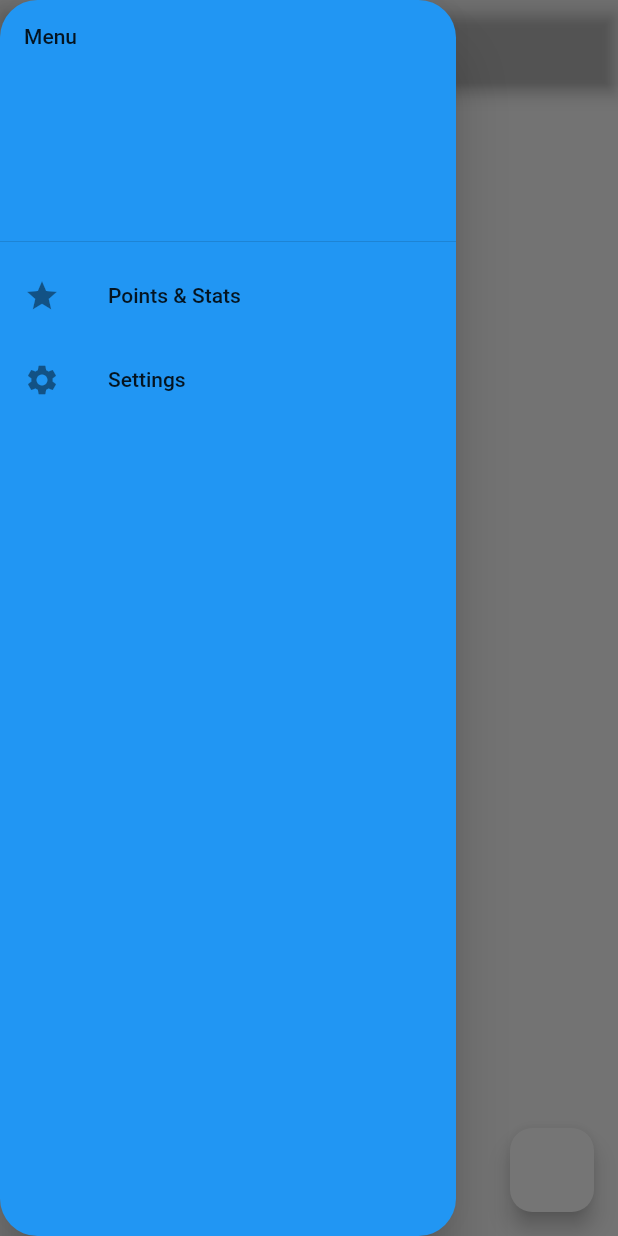
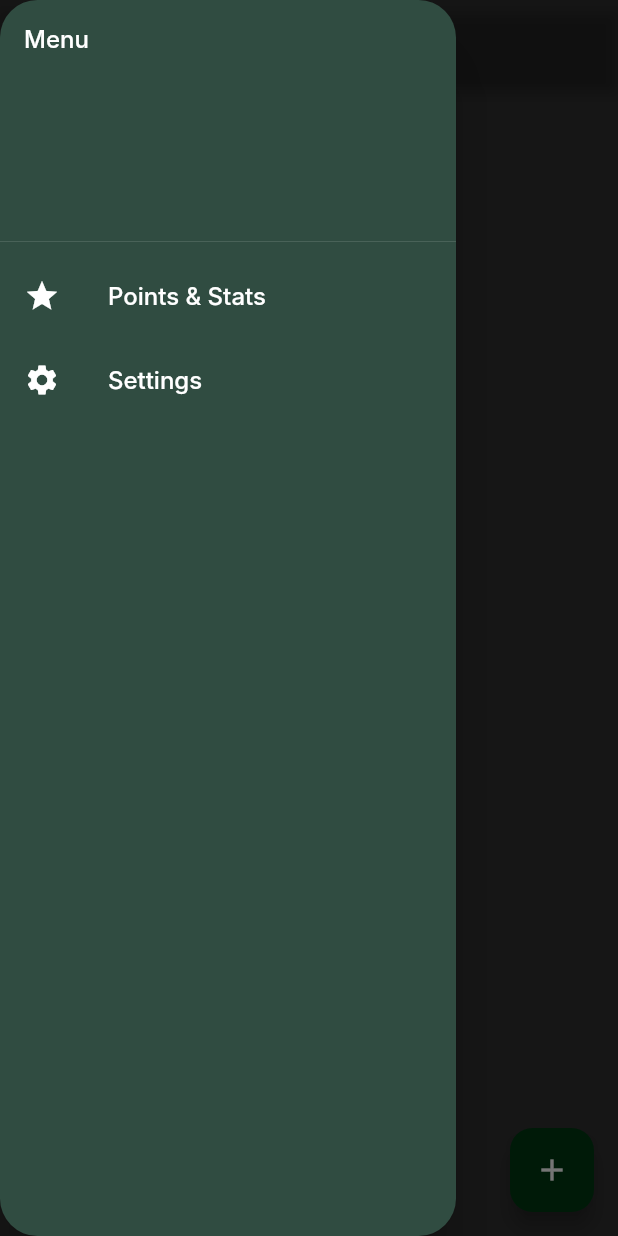
Before and after one commit to AndrewP77/ARISE, a Flutter app: the screen it shows after launch, with the side drawer open, on a phone screen of 412 x 824 dp. Run offline on Flutter 3.47's test engine with Material 2 defaults, Android fonts, the light colour scheme and no system bars; our stand-ins replace flutter_time_picker_spinner; Roboto replaces fonts that are missing (Inter).

```diff
--- a/lib/main.dart
+++ b/lib/main.dart
@@ -1,14 +1,88 @@
+
+import 'package:arise/AlarmListScreen.dart';
+import 'package:arise/TitleScreen.dart';
 import 'package:flutter/material.dart';
-import 'TitleScreen.dart';
-//importing splash_screen.dart file
+import 'package:flutter/services.dart';
 
-void main() => runApp(MyApp());
+void main() {
+  runApp(MyApp());
+}
 
 class MyApp extends StatelessWidget {
+  MyApp({super.key});
+  var themeData = ThemeData(
+
+    appBarTheme: const AppBarTheme(
+        backgroundColor: Colors.transparent
+    ),
+
+    // dialogBackgroundColor: Color(0x1D312A),
+    // brightness: Brightness.dark,
+    dialogTheme: DialogTheme(
+        backgroundColor: Color(0x1D312A),
+        shape: RoundedRectangleBorder(borderRadius: BorderRadius.circular(15))
+    ),
+
+    colorScheme: ColorScheme.fromSwatch().copyWith(
+        brightness: Brightness.dark,
+        primary: Color(0xFF00E560),
+        background: Color(0xFF1A1C19),
+        surface: Color(0xFF00E560), // is a blend, might need work...
+        onPrimary: Color(0xFF003912),
+        primaryContainer: Color(0xFF00531E),
+        surfaceVariant: Color(0xFF404944),
+        onSecondaryContainer: Color(0xFFC9EADA),
+        secondaryContainer: Color(0xFF304C41),
+        onSurface: Color(0xFFE1E3E0),
+        outline: Color(0xFF89938D),
+        onPrimaryContainer: Color(0xFF69FF87),
+        onErrorContainer: Color(0xFF410E0B),
+        onError: Color(0xFFFFFFFF)
+    ),
+
+
+
+    fontFamily: 'Inter',
+    // TODO: put heights if it works.
+    textTheme: const TextTheme(
+        headlineLarge: TextStyle(fontSize: 32.0),
+        headlineMedium: TextStyle(fontSize: 28.0),
+        headlineSmall: TextStyle(fontSize: 24.0),   // headline small
+        bodyLarge: TextStyle(fontSize: 16.0),
+        bodyMedium: TextStyle(fontSize: 14.0),
+        bodySmall: TextStyle(fontSize: 12.0),
+        labelLarge: TextStyle(fontSize: 14.0),
+        labelMedium: TextStyle(fontSize: 12.0),
+        labelSmall: TextStyle(fontSize: 11.0),
+        displayLarge: TextStyle(fontSize: 57.0),
+        displayMedium: TextStyle(fontSize: 45.0),
+        displaySmall: TextStyle(fontSize: 36.0),
+        // display extra large cant be defined rn, probably needs to be custom
+        titleLarge: TextStyle(fontSize: 22.0),//, height: 28.0),
+        titleMedium: TextStyle(fontSize: 16.0),
+        titleSmall: TextStyle(fontSize: 14.0)
+
+    ),
+  );
+
+  // This widget is the root of your application.
   @override
   Widget build(BuildContext context) {
     return MaterialApp(
-        home: TitleScreen(),
+      title: 'ARISE!',
+      theme: themeData,//(
+        // This is the theme of your application.
+        //
+        // Try running your application with "flutter run". You'll see the
+        // application has a blue toolbar. Then, without quitting the app, try
+        // changing the primarySwatch below to Colors.green and then invoke
+        // "hot reload" (press "r" in the console where you ran "flutter run",
+        // or simply save your changes to "hot reload" in a Flutter IDE).
+        // Notice that the counter didn't reset back to zero; the application
+        // is not restarted.
+
+      //),
+      home: TitleScreen(),
     );
   }
 }
```
